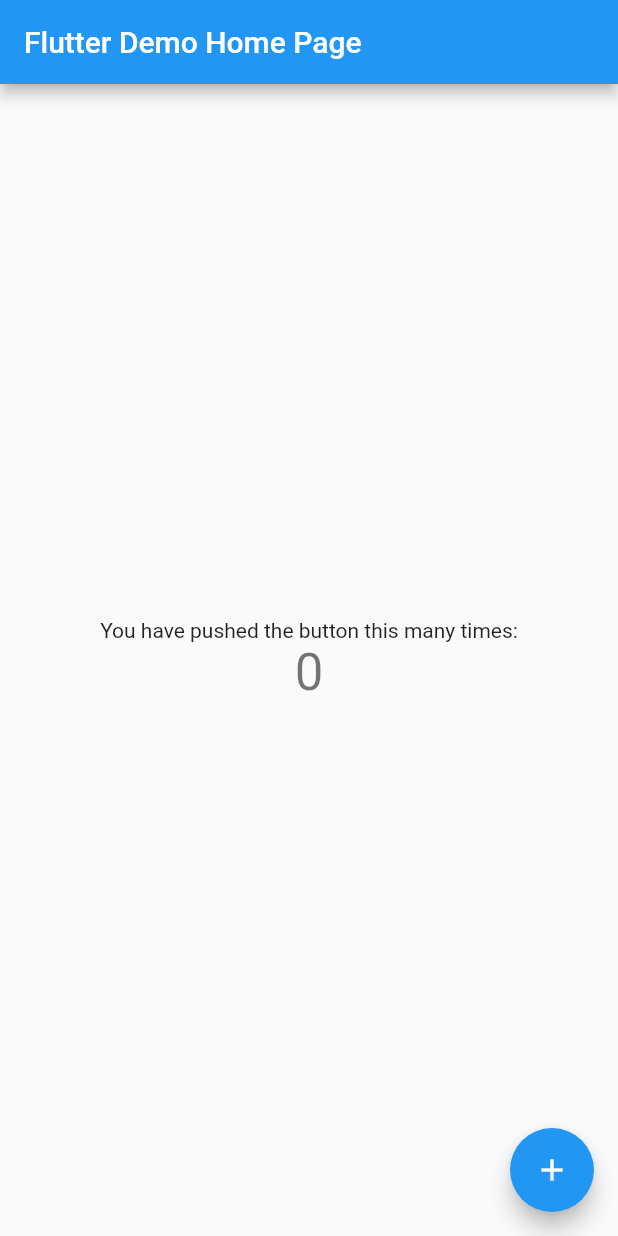
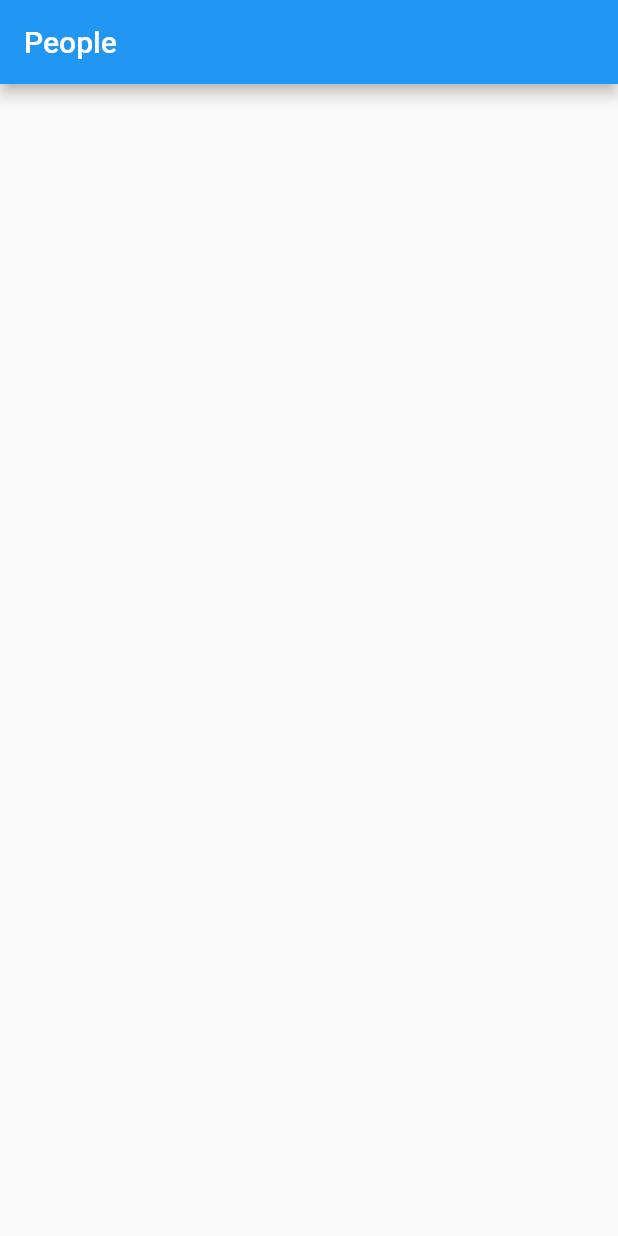
Before and after one commit to furkankurtulus/people, a Flutter app: the screen it shows after launch, on a phone screen of 412 x 824 dp. Run offline on Flutter 3.47's test engine with Material 2 defaults, Android fonts, the phone set to English and light mode, and no system bars; our stand-ins replace connectivity, get, get_storage.

Commit message:
General Scaffold

```diff
--- /dev/null
+++ b/lib/controller/multiLanguage.dart
@@ -0,0 +1,15 @@
+import 'package:get/get.dart';
+
+class MultiLanguage extends Translations {
+  @override
+  Map<String, Map<String, String>> get keys => {
+        'en_US': {
+          'user': 'User',
+          'login': 'Login',
+          'myNews': 'My News',
+          'proile': 'Profile',
+          'search': 'Search',
+        },
+        'tr_TR': {'user': 'Kullanıcı', 'amount': 'Miktar', 'myNews': 'Bana Özel', 'profile': 'Profil', 'search': 'Keşfet'}
+      };
+}
--- a/lib/main.dart
+++ b/lib/main.dart
@@ -1,115 +1,68 @@
+import 'dart:async';
+import 'package:connectivity/connectivity.dart';
 import 'package:flutter/material.dart';
+import 'package:people/controller/multiLanguage.dart';
+import 'package:people/utility/connectionErrorPage.dart';
+import 'package:get/get.dart';
+import 'package:get_storage/get_storage.dart';
+import 'package:people/views/home.dart';
 
-void main() {
-  runApp(const MyApp());
+void main() async {
+  await GetStorage.init();
+  runApp(People());
 }
 
-class MyApp extends StatelessWidget {
-  const MyApp({Key? key}) : super(key: key);
-
+class People extends StatelessWidget {
   // This widget is the root of your application.
   @override
   Widget build(BuildContext context) {
     return MaterialApp(
-      title: 'Flutter Demo',
+      title: 'Flutter Dem',
       theme: ThemeData(
-        // This is the theme of your application.
-        //
-        // Try running your application with "flutter run". You'll see the
-        // application has a blue toolbar. Then, without quitting the app, try
-        // changing the primarySwatch below to Colors.green and then invoke
-        // "hot reload" (press "r" in the console where you ran "flutter run",
-        // or simply save your changes to "hot reload" in a Flutter IDE).
-        // Notice that the counter didn't reset back to zero; the application
-        // is not restarted.
         primarySwatch: Colors.blue,
       ),
-      home: const MyHomePage(title: 'Flutter Demo Home Page'),
+      home: MyHomePage(),
     );
   }
 }
 
 class MyHomePage extends StatefulWidget {
-  const MyHomePage({Key? key, required this.title}) : super(key: key);
-
-  // This widget is the home page of your application. It is stateful, meaning
-  // that it has a State object (defined below) that contains fields that affect
-  // how it looks.
-
-  // This class is the configuration for the state. It holds the values (in this
-  // case the title) provided by the parent (in this case the App widget) and
-  // used by the build method of the State. Fields in a Widget subclass are
-  // always marked "final".
-
-  final String title;
-
   @override
-  State<MyHomePage> createState() => _MyHomePageState();
+  _MyHomePageState createState() => _MyHomePageState();
 }
 
 class _MyHomePageState extends State<MyHomePage> {
-  int _counter = 0;
-
-  void _incrementCounter() {
-    setState(() {
-      // This call to setState tells the Flutter framework that something has
-      // changed in this State, which causes it to rerun the build method below
-      // so that the display can reflect the updated values. If we changed
-      // _counter without calling setState(), then the build method would not be
-      // called again, and so nothing would appear to happen.
-      _counter++;
-    });
-  }
+  var uName;
 
   @override
   Widget build(BuildContext context) {
-    // This method is rerun every time setState is called, for instance as done
-    // by the _incrementCounter method above.
-    //
-    // The Flutter framework has been optimized to make rerunning build methods
-    // fast, so that you can just rebuild anything that needs updating rather
-    // than having to individually change instances of widgets.
-    return Scaffold(
-      appBar: AppBar(
-        // Here we take the value from the MyHomePage object that was created by
-        // the App.build method, and use it to set our appbar title.
-        title: Text(widget.title),
-      ),
-      body: Center(
-        // Center is a layout widget. It takes a single child and positions it
-        // in the middle of the parent.
-        child: Column(
-          // Column is also a layout widget. It takes a list of children and
-          // arranges them vertically. By default, it sizes itself to fit its
-          // children horizontally, and tries to be as tall as its parent.
-          //
-          // Invoke "debug painting" (press "p" in the console, choose the
-          // "Toggle Debug Paint" action from the Flutter Inspector in Android
-          // Studio, or the "Toggle Debug Paint" command in Visual Studio Code)
-          // to see the wireframe for each widget.
-          //
-          // Column has various properties to control how it sizes itself and
-          // how it positions its children. Here we use mainAxisAlignment to
-          // center the children vertically; the main axis here is the vertical
-          // axis because Columns are vertical (the cross axis would be
-          // horizontal).
-          mainAxisAlignment: MainAxisAlignment.center,
-          children: <Widget>[
-            const Text(
-              'You have pushed the button this many times:',
-            ),
-            Text(
-              '$_counter',
-              style: Theme.of(context).textTheme.headline4,
-            ),
-          ],
-        ),
-      ),
-      floatingActionButton: FloatingActionButton(
-        onPressed: _incrementCounter,
-        tooltip: 'Increment',
-        child: const Icon(Icons.add),
-      ), // This trailing comma makes auto-formatting nicer for build methods.
+    getConnectData(context);
+    GetStorage storage = GetStorage();
+    var _uName = storage.read("name");
+    storage.write("apiURL", "api.ifair.pro");
+    print(storage.read("apiURL"));
+    return GetMaterialApp(
+      translations: MultiLanguage(),
+      locale: Locale('en', 'US'),
+      fallbackLocale: Locale('en', 'US'),
+      // home: _uName == null ? Login() : SplashScreen(),
+      home: Home(),
+      routes: {
+        "/home": (context) => Home(),
+        // "/customerList": (context) => CustomerList(),
+        // "/order": (context) => OrderWidget(),
+        // "/mailSender": (context) => HtmlMailSend(),
+        // "/printerPage": (context) => PrintPage(),
+      },
     );
   }
+
+  Future getConnectData(context) async {
+    var connectivityResult = await (Connectivity().checkConnectivity());
+    if (connectivityResult == ConnectivityResult.none) {
+      Get.offAll(ConnectionError());
+      // error(context);
+    } else
+      return connectivityResult;
+  }
 }
--- /dev/null
+++ b/lib/views/home.dart
@@ -0,0 +1,19 @@
+import 'package:flutter/material.dart';
+
+class Home extends StatefulWidget {
+  const Home({Key? key}) : super(key: key);
+
+  @override
+  _HomeState createState() => _HomeState();
+}
+
+class _HomeState extends State<Home> {
+  @override
+  Widget build(BuildContext context) {
+    return Scaffold(
+      appBar: AppBar(
+        title: Text("People"),
+      ),
+    );
+  }
+}
--- a/pubspec.yaml
+++ b/pubspec.yaml
@@ -29,6 +29,10 @@
 dependencies:
   flutter:
     sdk: flutter
+  get: ^4.3.8
+  get_storage: ^2.0.3
+  connectivity: ^3.0.6
+  bottom_bar: ^1.2.4
 
 
   # The following adds the Cupertino Icons font to your application.
```
Also changed, not shown: lib/utility/connectionErrorPage.dart (added, +61 -0 lines), pubspec.lock, 1 other file.
